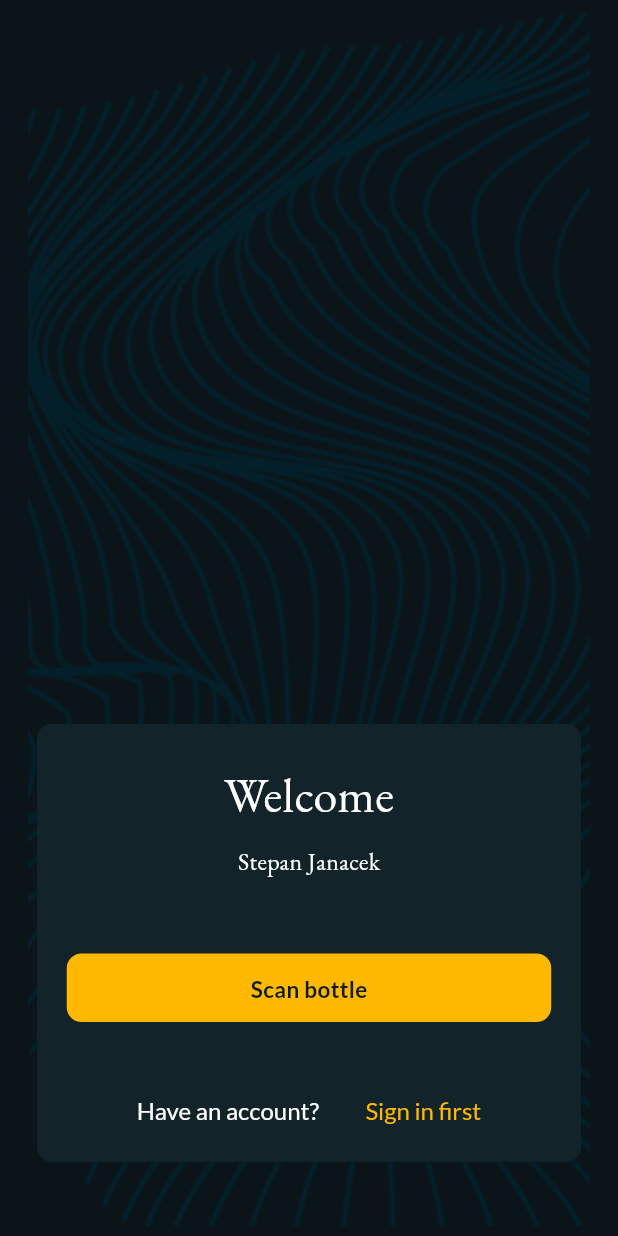
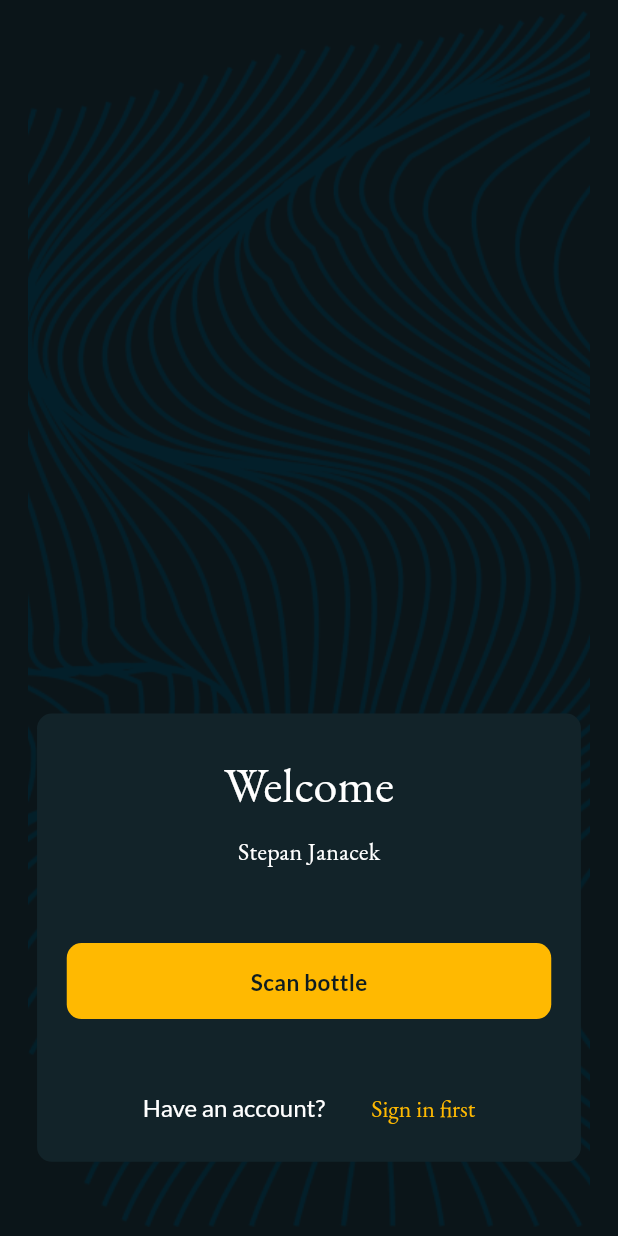
Before and after one commit to JAtoms/one_cask, a Flutter app: the screen it shows after launch, on a phone screen of 412 x 824 dp. Run offline on Flutter 3.47's test engine with Material 3 defaults, Android fonts, the phone set to English and light mode, and no system bars; our stand-ins replace flutter_bloc, flutter_svg, gap, get_it, google_fonts.

```diff
--- a/lib/dependency/navigation/global_router_exports.dart
+++ b/lib/dependency/navigation/global_router_exports.dart
@@ -1,5 +1,5 @@
 export 'package:flutter/material.dart';
 export 'global_routes.dart';
-export 'package:one_cask/ui/auth/get_started_screen.dart';
+export 'package:one_cask/ui/auth/get_started_screen/get_started_screen.dart';
 export 'package:one_cask/ui/auth/sign_in_screen/sign_in_screen.dart';
-export 'package:one_cask/ui/auth/splash_screen.dart';
+export 'package:one_cask/ui/auth/splash_screen/splash_screen.dart';
--- a/lib/index.dart
+++ b/lib/index.dart
@@ -9,6 +9,7 @@ import 'dependency/navigation/global_routes.dart';
 import 'dependency/navigation/navigation_service.dart';
 import 'ui/auth/auth_cubit.dart';
 import 'utils/size_config.dart';
+
 class Index extends StatefulWidget {
   const Index({super.key});
 
@@ -49,14 +50,17 @@ class _IndexState extends State<Index> {
               ],
               child: MaterialApp(
                   title: 'One Cask',
-                  theme: ThemeData(primarySwatch: materialPrimaryColor()),
+                  theme: ThemeData(
+                    primarySwatch: materialPrimaryColor(),
+                    colorScheme:
+                        ColorScheme.fromSeed(seedColor: Colors.deepPurple),
+                    useMaterial3: true,
+                  ),
                   initialRoute: Routes.splashScreen,
                   navigatorKey:
                       getItInstance<NavigationServiceImpl>().navigationKey,
                   onGenerateRoute: (value) =>
-                      GlobalRouter.generateRoutes(value))
-
-          );
+                      GlobalRouter.generateRoutes(value)));
         });
       }),
     );
--- a/lib/main.dart
+++ b/lib/main.dart
@@ -8,6 +8,8 @@ void main() async {
   WidgetsFlutterBinding.ensureInitialized();
   await initDependencies();
 
+
+
   SystemChrome.setPreferredOrientations([DeviceOrientation.portraitUp])
       .then((_) {
     runApp(const Index());
--- a/lib/ui/auth/get_started_screen.dart
+++ b/lib/ui/auth/get_started_screen/get_started_screen.dart
@@ -1,3 +1,5 @@
+import 'package:flutter/gestures.dart';
+import 'package:one_cask/dependency/navigation/navigator_routes.dart';
 import 'package:one_cask/ui/components/card_decoration.dart';
 import 'package:one_cask/ui/components/global_button.dart';
 import 'package:one_cask/utils/colors.dart';
@@ -7,7 +9,7 @@ import 'package:one_cask/utils/global_assets.dart';
 import 'package:one_cask/utils/helpers.dart';
 import 'package:one_cask/utils/text_styles.dart';
 
-import '../../dependency/navigation/global_router_exports.dart';
+import '../../../dependency/navigation/global_router_exports.dart';
 
 class GetStartedScreen extends StatelessWidget {
   const GetStartedScreen({super.key});
@@ -50,8 +52,13 @@ class GetStartedScreen extends StatelessWidget {
                           children: [
                             TextSpan(
                                 text: 'Sign in first',
+                                recognizer: TapGestureRecognizer()
+                                  ..onTap = () => globalNavigateTo(
+                                      route: Routes.signInScreen),
                                 style: regularText(
-                                    color: kSecondaryColor, fontSize: 16)),
+                                    color: kSecondaryColor,
+                                    fontSize: 16,
+                                    fontType: ebGaramond)),
                           ]),
                     )
                   ],
--- a/lib/ui/components/global_button.dart
+++ b/lib/ui/components/global_button.dart
@@ -1,42 +1,31 @@
 import 'package:flutter/material.dart';
 import 'package:one_cask/utils/colors.dart';
+import 'package:one_cask/utils/dimensions.dart';
 import 'package:one_cask/utils/size_config.dart';
 import 'package:one_cask/utils/text_styles.dart';
 
 class GlobalButton extends StatelessWidget {
-  const GlobalButton(
-      {super.key,
-      this.btnText,
-      this.height,
-      this.width,
-      this.padding,
-      this.child,
-      this.onTap});
+  const GlobalButton({super.key, this.btnText, this.onTap});
 
   final String? btnText;
-  final Widget? child;
-  final double? height, width;
+
   final Function()? onTap;
-  final EdgeInsetsGeometry? padding;
 
   @override
   Widget build(BuildContext context) {
     return GestureDetector(
       onTap: onTap,
       child: Container(
-        width: width ?? double.infinity,
-        height: height,
-        padding: padding ?? EdgeInsets.symmetric(vertical: 2.5.heightAdjusted),
+        padding: EdgeInsets.symmetric(vertical: spacingPadding3),
         alignment: Alignment.center,
         decoration: BoxDecoration(
           color: kSecondaryColor,
           borderRadius: BorderRadius.circular(2.heightAdjusted),
         ),
-        child: child ??
-            Text(
-              btnText ?? '',
-              style: semiBoldText(fontSize: 15, color: kPrimaryColor),
-            ),
+        child: Text(
+          btnText ?? '',
+          style: semiBoldText(fontSize: 15, color: kPrimaryColor),
+        ),
       ),
     );
   }
--- a/lib/utils/text_styles.dart
+++ b/lib/utils/text_styles.dart
@@ -31,7 +31,7 @@ TextStyle boldText({Color? color, double fontSize = 16, FontType? fontType}) {
   return fontType != ebGaramond || fontType == null
       ? GoogleFonts.lato(
           color: color, fontWeight: FontWeight.bold, fontSize: fontSize)
-      : GoogleFonts.lato(
+      : GoogleFonts.ebGaramond(
           color: color, fontWeight: FontWeight.bold, fontSize: fontSize);
 }
 
@@ -40,6 +40,6 @@ TextStyle extraBoldText(
   return fontType != ebGaramond || fontType == null
       ? GoogleFonts.lato(
           color: color, fontWeight: FontWeight.w800, fontSize: fontSize)
-      : GoogleFonts.lato(
+      : GoogleFonts.ebGaramond(
           color: color, fontWeight: FontWeight.w800, fontSize: fontSize);
 }
```
Also changed, not shown: lib/ui/auth/auth_cubit.dart (+12 -0 lines), lib/ui/auth/sign_in_screen/sign_in_screen.dart (+72 -34 lines), lib/ui/components/global_form_field.dart (+22 -28 lines), lib/ui/auth/splash_screen/splash_screen.dart (renamed from lib/ui/auth/splash_screen.dart).
